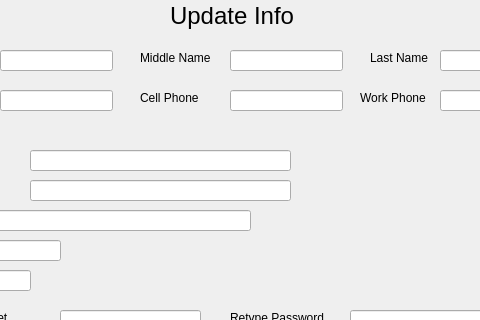
ckhajavi/MI5, file updateuserinfo.ui: the form before one commit; both pictures show x 100 to 580 and y 0 to 320 of the 669 by 422 pixel window.
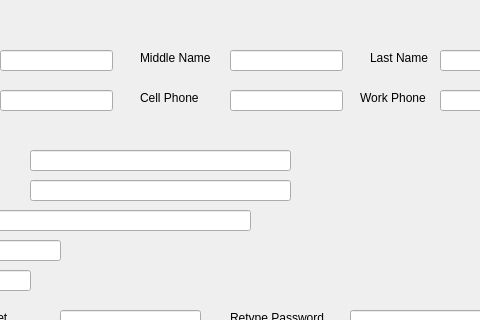
The form after the commit.

Commit message: changed the titles of the windows

```diff
--- a/updateuserinfo.ui
+++ b/updateuserinfo.ui
@@ -182,25 +182,6 @@
     <string>ZIP</string>
    </property>
   </widget>
-  <widget class="QLabel" name="label_14">
-   <property name="geometry">
-    <rect>
-     <x>270</x>
-     <y>0</y>
-     <width>141</width>
-     <height>31</height>
-    </rect>
-   </property>
-   <property name="font">
-    <font>
-     <family>Lucida Grande</family>
-     <pointsize>18</pointsize>
-    </font>
-   </property>
-   <property name="text">
-    <string>Update Info</string>
-   </property>
-  </widget>
   <widget class="QLineEdit" name="lineEdit_fName">
    <property name="geometry">
     <rect>
```
Left out of the diff: 2 changed lines with no effect on the pictures. The commit also changes 5 other files.
